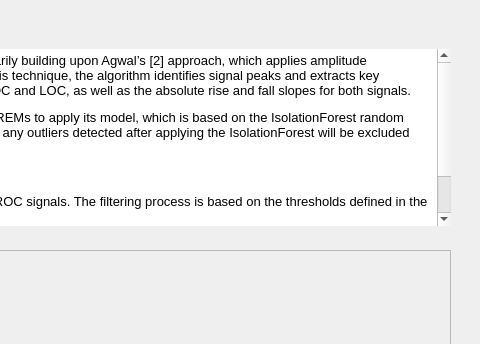
This is tools/RapidEyeMovementTools/REMsDetectorYASA/AlgorithmDetail/Ui_AlgorithmDetail.ui in mhazad99/Rapid-Eye-Movement as Qt 5 draws it before an edit; both pictures show x 506 to 986 and y 0 to 344 of the 986 by 691 pixel window. The edited form follows.
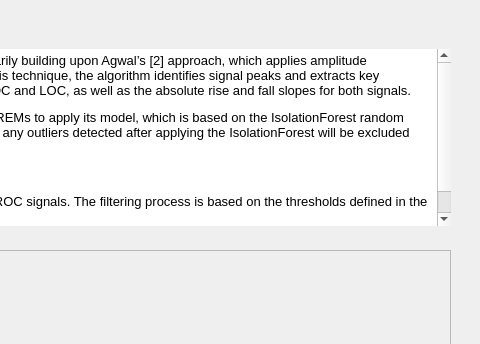
This is the edited form. Icons and pictures are not drawn.

What changed in the file:
```diff
--- a/tools/RapidEyeMovementTools/REMsDetectorYASA/AlgorithmDetail/Ui_AlgorithmDetail.ui
+++ b/tools/RapidEyeMovementTools/REMsDetectorYASA/AlgorithmDetail/Ui_AlgorithmDetail.ui
@@ -76,8 +76,7 @@
 &lt;p style=&quot; margin-top:12px; margin-bottom:12px; margin-left:0px; margin-right:0px; -qt-block-indent:0; text-indent:0px;&quot;&gt;To ensure reliable performance, the algorithm requires a minimum of 50 detected REMs to apply its model, which is based on the IsolationForest random forest classifier. Additionally, if the user selects the &amp;quot;remove outlier&amp;quot; option as &lt;span style=&quot; font-style:italic;&quot;&gt;True&lt;/span&gt;, any outliers detected after applying the IsolationForest will be excluded from the final detection results.&lt;/p&gt;
 &lt;p style=&quot; margin-top:12px; margin-bottom:12px; margin-left:0px; margin-right:0px; -qt-block-indent:0; text-indent:0px;&quot;&gt;&lt;span style=&quot; font-weight:600;&quot;&gt;Usage points&lt;/span&gt;&lt;/p&gt;
 &lt;p style=&quot; margin-top:12px; margin-bottom:12px; margin-left:0px; margin-right:0px; -qt-block-indent:0; text-indent:0px;&quot;&gt;- All output parameters of this algorithm are computed using the filtered LOC and ROC signals. The filtering process is based on the thresholds defined in the &lt;span style=&quot; font-style:italic;&quot;&gt;DetectionStep&lt;/span&gt;.&lt;/p&gt;
-&lt;p style=&quot; margin-top:12px; margin-bottom:12px; margin-left:0px; margin-right:0px; -qt-block-indent:0; text-indent:0px;&quot;&gt;- For optimal results, the user should apply this detection only to artifact-free REM sleep data.&lt;/p&gt;
-&lt;p style=&quot;-qt-paragraph-type:empty; margin-top:0px; margin-bottom:0px; margin-left:0px; margin-right:0px; -qt-block-indent:0; text-indent:0px;&quot;&gt;&lt;br /&gt;&lt;/p&gt;&lt;/body&gt;&lt;/html&gt;</string>
+&lt;p style=&quot; margin-top:12px; margin-bottom:12px; margin-left:0px; margin-right:0px; -qt-block-indent:0; text-indent:0px;&quot;&gt;- For optimal results, the user should apply this detection only to artifact-free REM sleep data.&lt;/p&gt;&lt;/body&gt;&lt;/html&gt;</string>
              </property>
             </widget>
            </item>
```
Left out of the diff: 4 changed lines with no effect on the pictures.
